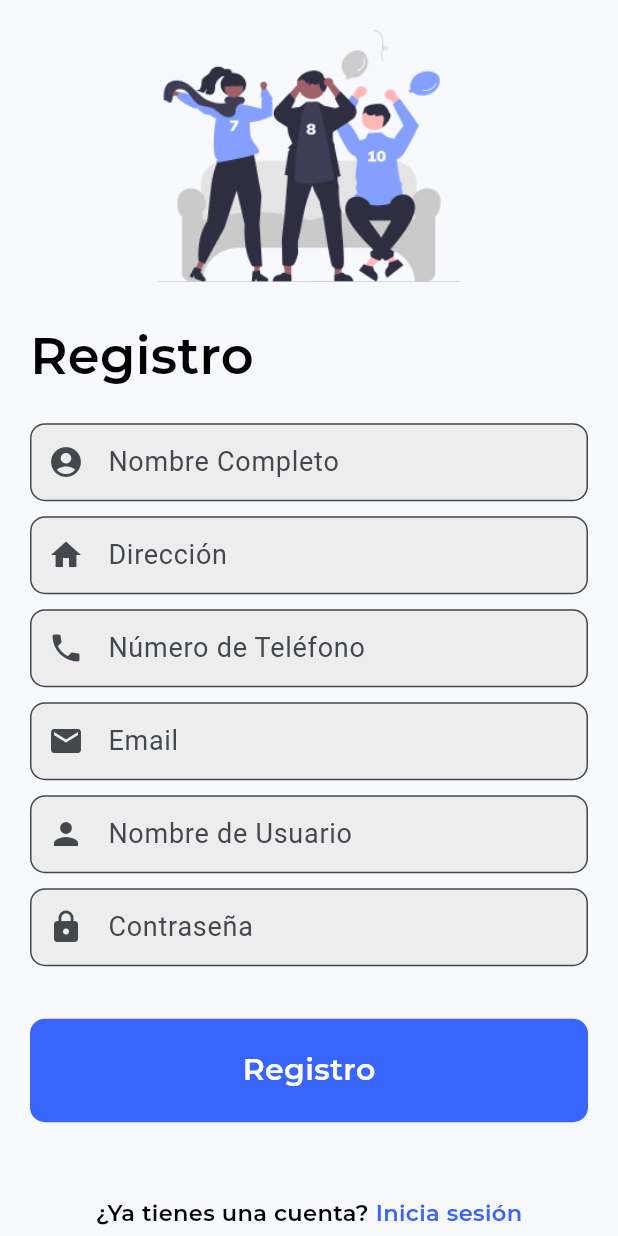
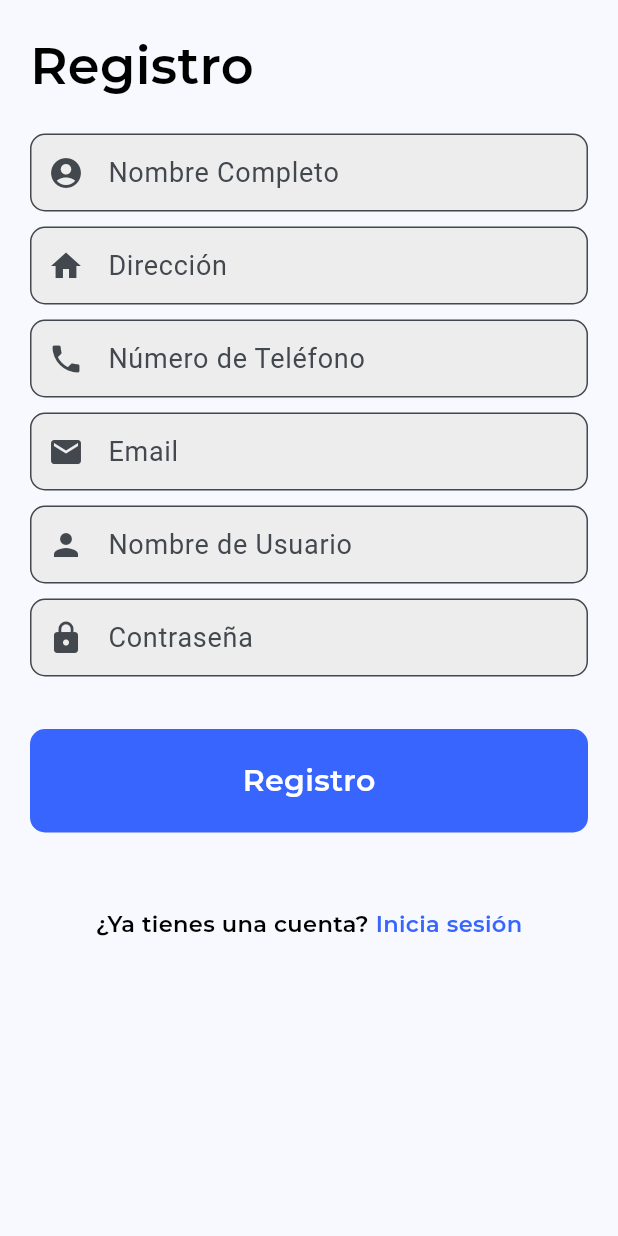
Before and after one commit to Rauliker/proyecto_raul, a Flutter app: the RegisterPage screen opened by its route, on a phone screen of 412 x 824 dp. Run offline on Flutter 3.47's test engine with Material 3 defaults, Android fonts, the phone set to English and light mode, and no system bars; our stand-ins replace cached_network_image, equatable, firebase_messaging, flutter_bloc, flutter_dotenv, flutter_local_notifications and 7 more; accounts and stored records are empty; Roboto replaces fonts that are missing (Arial); statements that could not run were skipped.

```diff
--- a/lib/presentations/controllers/registrer_controller.dart
+++ b/lib/presentations/controllers/registrer_controller.dart
@@ -126,7 +126,7 @@ class RegisterController extends GetxController with StateMixin {
       if (state is RegisterFailure) {
         CustomSnackbar.failedSnackbar(
           title: 'Failed',
-          message: state.message,
+          message: state.message.replaceAll('Exception:', ''),
         );
         return;
       } else if (state is RegisterSuccess) {
--- a/lib/presentations/screens/register_screen.dart
+++ b/lib/presentations/screens/register_screen.dart
@@ -1,5 +1,4 @@
 import 'package:bidhub/core/themes/font_themes.dart';
-import 'package:bidhub/core/values/assets.dart';
 import 'package:bidhub/core/values/colors.dart';
 import 'package:bidhub/presentations/controllers/registrer_controller.dart';
 import 'package:bidhub/presentations/global_widgets/custom_medium_button.dart';
@@ -77,13 +76,6 @@ class _RegisterPageState extends State<RegisterPage>
         child: Column(
           mainAxisAlignment: MainAxisAlignment.center,
           children: [
-            Image.asset(
-              heroRegisterImage,
-              width: Get.width * 0.49,
-            ),
-            const SizedBox(
-              height: 25,
-            ),
             Align(
               alignment: Alignment.centerLeft,
               child: Text(
```
Also changed, not shown: lib/data/datasources/user_datasource.dart (+6 -3 lines), 1 other file.
